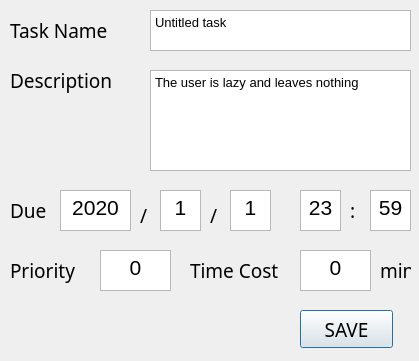
This is gui/newDialog.ui in walwan/JI-To-Do-List as Qt 5 draws it before an edit. The edited form follows.
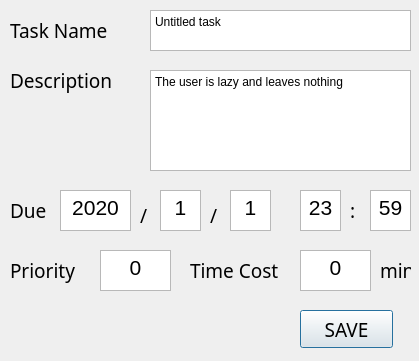
This is the edited form.

```diff
--- a/gui/newDialog.ui
+++ b/gui/newDialog.ui
@@ -30,7 +30,7 @@
 &lt;html&gt;&lt;head&gt;&lt;meta name=&quot;qrichtext&quot; content=&quot;1&quot; /&gt;&lt;style type=&quot;text/css&quot;&gt;
 p, li { white-space: pre-wrap; }
 &lt;/style&gt;&lt;/head&gt;&lt;body style=&quot; font-family:'SimSun'; font-size:9pt; font-weight:400; font-style:normal;&quot;&gt;
-&lt;p style=&quot; margin-top:0px; margin-bottom:0px; margin-left:0px; margin-right:0px; -qt-block-indent:0; text-indent:0px;&quot;&gt;&lt;span style=&quot; font-size:10pt;&quot;&gt;Untitled task&lt;/span&gt;&lt;/p&gt;&lt;/body&gt;&lt;/html&gt;</string>
+&lt;p style=&quot; margin-top:0px; margin-bottom:0px; margin-left:0px; margin-right:0px; -qt-block-indent:0; text-indent:0px;&quot;&gt;Untitled task&lt;/p&gt;&lt;/body&gt;&lt;/html&gt;</string>
    </property>
   </widget>
   <widget class="QLabel" name="labelTaskName">
@@ -91,7 +91,7 @@
 &lt;html&gt;&lt;head&gt;&lt;meta name=&quot;qrichtext&quot; content=&quot;1&quot; /&gt;&lt;style type=&quot;text/css&quot;&gt;
 p, li { white-space: pre-wrap; }
 &lt;/style&gt;&lt;/head&gt;&lt;body style=&quot; font-family:'SimSun'; font-size:9pt; font-weight:400; font-style:normal;&quot;&gt;
-&lt;p style=&quot; margin-top:0px; margin-bottom:0px; margin-left:0px; margin-right:0px; -qt-block-indent:0; text-indent:0px;&quot;&gt;&lt;span style=&quot; font-size:10pt;&quot;&gt;The user is lazy and leaves nothing&lt;/span&gt;&lt;/p&gt;&lt;/body&gt;&lt;/html&gt;</string>
+&lt;p style=&quot; margin-top:0px; margin-bottom:0px; margin-left:0px; margin-right:0px; -qt-block-indent:0; text-indent:0px;&quot;&gt;The user is lazy and leaves nothing&lt;/p&gt;&lt;/body&gt;&lt;/html&gt;</string>
    </property>
   </widget>
   <widget class="QLabel" name="labelTaskDue">
```
